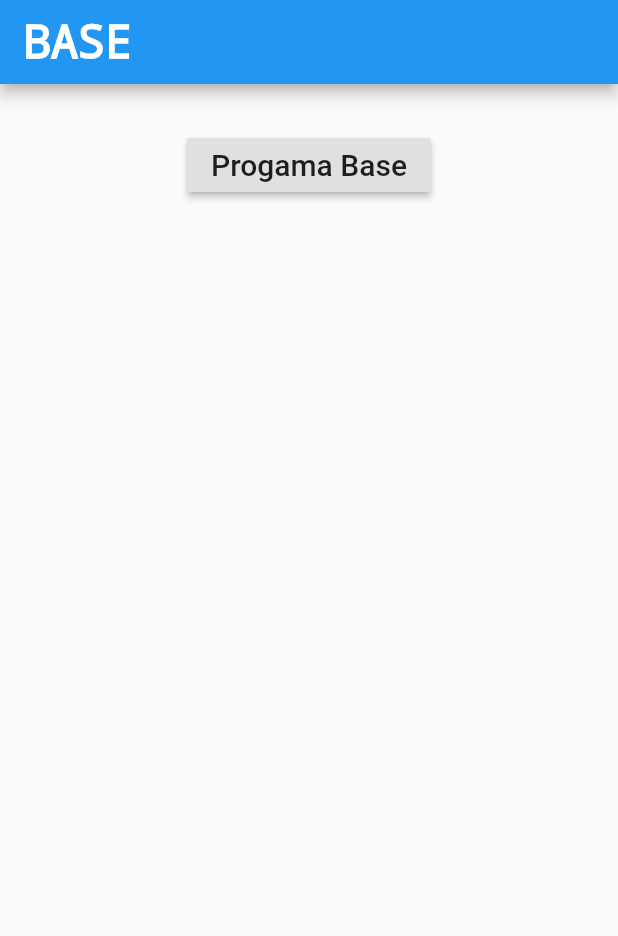
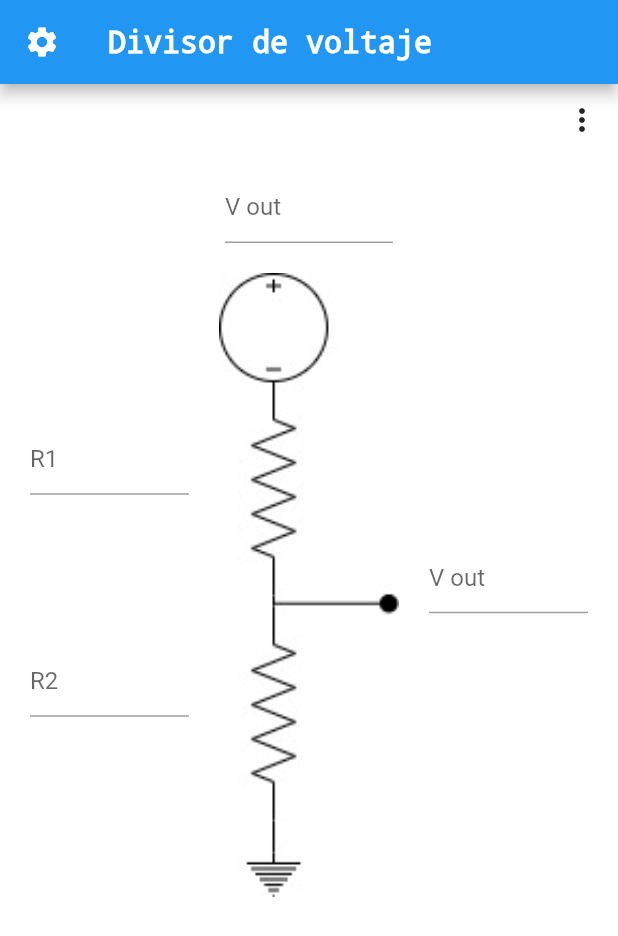
Before and after one commit to FernandoMoralesM01/App_Resistencias, a Flutter app: the screen it shows after launch, on a phone screen of 412 x 824 dp. Shown: the top 936 px of the screen. Run offline on Flutter 3.47's test engine with Material 2 defaults, Android fonts, the phone set to English and light mode, and no system bars.

Commit message:
Pantalla del divisor de voltaje.
Se completó la vista de la pantalla correspondiente a la función del cálculo de divisorres de voltaje. Se colocó una imágen y unos cuadros de entrada de texto, la imágen se escaló para que cubriera gran parte de la pantalla.
Queda pendiente el funcionamiento de esta pantalla.

```diff
--- a/lib/Divisor.dart
+++ b/lib/Divisor.dart
@@ -0,0 +1,118 @@
+import 'package:flutter/material.dart';
+
+class DivisorDeVoltaje extends StatefulWidget {
+  const DivisorDeVoltaje({Key? key}) : super(key: key);
+
+  @override
+  _DivisorDeVoltajeState createState() => _DivisorDeVoltajeState();
+}
+
+class _DivisorDeVoltajeState extends State<DivisorDeVoltaje> {
+
+  String result = '';
+
+  @override
+  Widget build(BuildContext context)
+  {
+    return Container(
+      width: double.infinity,
+      //height: double.infinity,
+      //margin: EdgeInsets.fromLTRB(20, 0, 20, 0),
+      color: Colors.white,
+
+      child: Column(
+
+        children: <Widget> [
+            Container(
+              padding: const EdgeInsets.fromLTRB(150, 10, 150, 20),
+              child: TextField(
+                  decoration:  const InputDecoration(
+                      hintText: "V out"
+                  ),
+                  onSubmitted: (String str){
+                    setState((){
+                      print(str);
+                    });
+                  }
+              ),
+            ),
+
+          Row(
+            //mainAxisAlignment: MainAxisAlignment.start,
+
+            children: <Widget> [
+              Expanded(
+                child: SingleChildScrollView(
+                  child: Column(
+                    mainAxisSize: MainAxisSize.max,
+                    //mainAxisAlignment: MainAxisAlignment.center,
+                    children: <Widget>[
+
+                      Container(
+                        padding: const EdgeInsets.fromLTRB(20, 0, 20, 50),
+                        child: TextField(
+                            decoration:  const InputDecoration(
+                                hintText: "R1"
+                            ),
+                            onSubmitted: (String str){
+                              setState((){
+                                print(str);
+                              });
+                            }
+                        ),
+                      ),
+
+                      Container(
+                        padding: const EdgeInsets.fromLTRB(20, 50, 20, 20),
+                        child: TextField(
+                            decoration:  const InputDecoration(
+                                hintText: "R2"
+                            ),
+                            onSubmitted: (String str){
+                              setState((){
+                                print(str);
+                              });
+                            }
+                        ),
+                      ),
+
+
+                    ],
+                  ),
+                ),
+
+
+
+              ),
+
+              Image.asset(
+                'assets/images/Divisor.jpg',
+                scale: 0.7,
+              ),
+
+
+
+              Expanded(
+                child: Container(
+                  padding: const EdgeInsets.fromLTRB(20, 10, 20, 20),
+                  child: TextField(
+                      decoration:  const InputDecoration(
+                          hintText: "V out"
+                      ),
+                      onSubmitted: (String str){
+                        setState((){
+                          print(str);
+                        });
+                      }
+                  ),
+                ),
+              ),
+            ],
+          ),
+        ],
+      ),
+
+
+    );
+  }
+}
--- a/lib/Window.dart
+++ b/lib/Window.dart
@@ -0,0 +1,68 @@
+import 'package:flutter/material.dart';
+
+import 'Configuración.dart';             //0
+import 'Divisor.dart';                   //1
+import 'CalculoDeResistencias.dart';     //2
+import 'GeneradorDeCorriente.dart';      //3
+import 'ReduccionDeResistencias.dart';   //4
+
+
+class Window extends StatelessWidget {
+
+  final int index;
+  //final void Function(String str) AppState;
+
+  Window(this.index);
+
+  @override
+  Widget build(BuildContext context) {
+
+    switch (index)
+    {
+      case 0:       ///CONFIGURATION
+        return Configuration(index);
+        break;
+      case 1:       ///DIVISOR DE VOLTAJE
+        return DivisorDeVoltaje();
+        break;
+      case 2:       ///Cálculo de resistencias
+        return CalculoDeResistencias(index);
+        break;
+      case 3:       ///Generador de corriente
+        return GeneradorDeCorriente(index);
+        break;
+      case 4:       ///Reducción de resistencias
+        return ReduccionDeResistencias(index);
+        break;
+      default:
+        return Container();
+        break;
+    }
+  }
+}
+
+
+class AppBarTxt extends StatelessWidget {
+
+  final int index;
+  AppBarTxt(this.index);
+
+  List<String> Title = [
+    'Configuración',
+    'Divisor de voltaje',
+    'Cálculo de resistencias',
+    'Generador de corriente',
+    'Reducción de resistencias',
+  ];
+
+  @override
+  Widget build(BuildContext context) {
+    return Text(Title[index],
+      style: TextStyle(
+          fontSize: 20,
+          fontFamily: 'Courier New',
+          fontWeight: FontWeight.bold
+      ),
+    );
+  }
+}
--- a/lib/main.dart
+++ b/lib/main.dart
@@ -1,6 +1,9 @@
 import 'package:flutter/material.dart';
 
-void main() {
+import './Window.dart';
+
+void main()
+{
   runApp(MyApp());
 }
 
@@ -15,38 +18,69 @@ class MyApp extends StatefulWidget
 
 class _MyAppState extends State <MyApp>
 {
+  int _indexMenu = 1;
+
+  void ScreenChange()
+  {
+
+  }
+
+
+  void showConf()
+  {
+    setState(() {
+      _indexMenu = 0;
+    });
+  }
+
   @override
-
   Widget build (BuildContext context)
   {
     /**INICIA MATERIAL APP**/
     return MaterialApp(
       home: Scaffold(
+        resizeToAvoidBottomInset: false,
         appBar: AppBar(
-            title: Text('BASE',
-              style: TextStyle(
-                  fontSize: 30,
-                  fontFamily: 'Courier New',
-                  fontWeight: FontWeight.bold
-                ),
-              )
+          title: AppBarTxt(_indexMenu),
+          leading: GestureDetector(
+            onTap: showConf,
+            child: Icon(Icons.settings),
           ),
+        ),
         body: Container(
-          alignment: Alignment.center,
-          width: double.infinity,
-          margin: EdgeInsets.all(30),
-          child:Column(
+          color: Colors.white,
+          child: Column(
             children: [
-              RaisedButton(
-                  child: Text('Progama Base', style: TextStyle(
-                    fontSize: 20,
-                  ),),
-                  onPressed: () {print('Presionado');}
+              Container(
+                child:
+                PopupMenuButton(
+                  itemBuilder: (context) => [
+                    PopupMenuItem(
+                      child: Text("Divisor de voltaje"),
+                      onTap: () => setState((){ _indexMenu = 1;}),
+                    ),
+                    PopupMenuItem(
+                      child: Text("Cálculo de resistencias"),
+                      onTap: () => setState((){ _indexMenu = 2;}),
+                    ),
+                    PopupMenuItem(
+                      child: Text("Generador de corriente"),
+                      onTap: () => setState((){ _indexMenu = 3;}),
+                    ),
+                    PopupMenuItem(
+                      child: Text("Reducción de resistencias"),
+                      onTap: () => setState((){ _indexMenu = 4;}),
+                    ),
+                  ],),
+                alignment: Alignment(1.0, 1.0),
               ),
-            ],),
+              Window(_indexMenu),
+            ],
+          ),
         ),
       ),
     );
+
     /**TERMINA MATERIAL APP**/
   }
 }
--- a/pubspec.yaml
+++ b/pubspec.yaml
@@ -19,6 +19,7 @@ version: 1.0.0+1
 
 environment:
   sdk: ">=2.15.1 <3.0.0"
+
 
 # Dependencies specify other packages that your package needs in order to work.
 # To automatically upgrade your package dependencies to the latest versions
@@ -61,7 +62,8 @@ flutter:
   # assets:
   #   - images/a_dot_burr.jpeg
   #   - images/a_dot_ham.jpeg
-
+  assets:
+    - assets/images/
   # An image asset can refer to one or more resolution-specific "variants", see
   # https://flutter.dev/assets-and-images/#resolution-aware.
 
```
Also changed, not shown: lib/CalculoDeResistencias.dart (+15 -0 lines), lib/Configuración.dart (+18 -0 lines), lib/GeneradorDeCorriente.dart (+15 -0 lines), lib/ReduccionDeResistencias.dart (+15 -0 lines), assets/images/Divisor.jpg (added).
